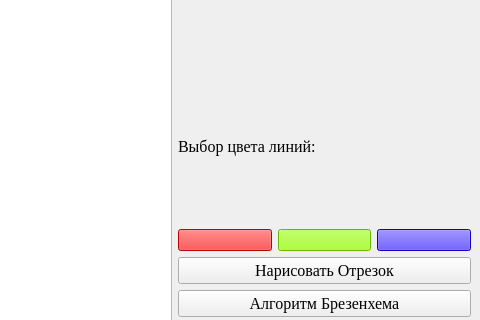
The window that 2_lab/main.ui (needsomesleeptd/Compgraph) describes before a commit, drawn with Qt 5; both pictures show x 730 to 1210 and y 177 to 497 of the 1210 by 778 pixel window.
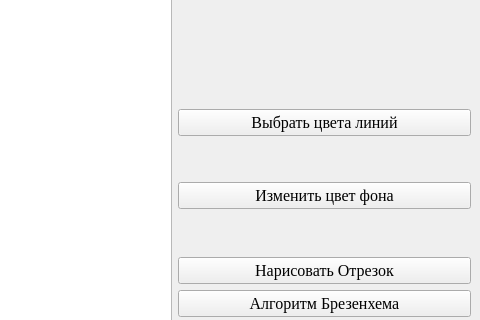
The same window after the commit. Custom widgets are drawn as their Qt base class.

Commit message: added background transfer

The edit to the form file:
```diff
--- a/2_lab/main.ui
+++ b/2_lab/main.ui
@@ -78,7 +78,7 @@
         <item>
          <layout class="QVBoxLayout" name="verticalLayout">
           <item>
-           <widget class="QLabel" name="Label_2">
+           <widget class="QPushButton" name="choose_colors_button">
             <property name="font">
              <font>
               <family>Times New Roman</family>
@@ -86,43 +86,25 @@
              </font>
             </property>
             <property name="text">
-             <string>Выбор цвета линий:</string>
+             <string>Выбрать цвета линий</string>
             </property>
            </widget>
           </item>
           <item>
-           <layout class="QHBoxLayout" name="horizontalLayout">
-            <item>
-             <widget class="QPushButton" name="red_color_button">
-              <property name="styleSheet">
-               <string notr="true">background-color: rgb(255, 5, 5)</string>
+           <widget class="QPushButton" name="choose_background_colors_button">
+            <property name="font">
+             <font>
+              <family>Times New Roman</family>
+              <pointsize>12</pointsize>
+             </font>
               </property>
               <property name="text">
-               <string/>
+             <string>Изменить цвет фона</string>
               </property>
              </widget>
             </item>
             <item>
-             <widget class="QPushButton" name="green_color_button">
-              <property name="styleSheet">
-               <string notr="true">background-color:rgb(145, 255, 0)</string>
-              </property>
-              <property name="text">
-               <string/>
-              </property>
-             </widget>
-            </item>
-            <item>
-             <widget class="QPushButton" name="blue_color_button">
-              <property name="styleSheet">
-               <string notr="true">background-color: rgb(29, 0, 255)</string>
-              </property>
-              <property name="text">
-               <string/>
-              </property>
-             </widget>
-            </item>
-           </layout>
+           <layout class="QHBoxLayout" name="horizontalLayout"/>
           </item>
          </layout>
         </item>
```
Lines whose indentation alone changed are shown as unchanged. The commit also changes 3 other files.
